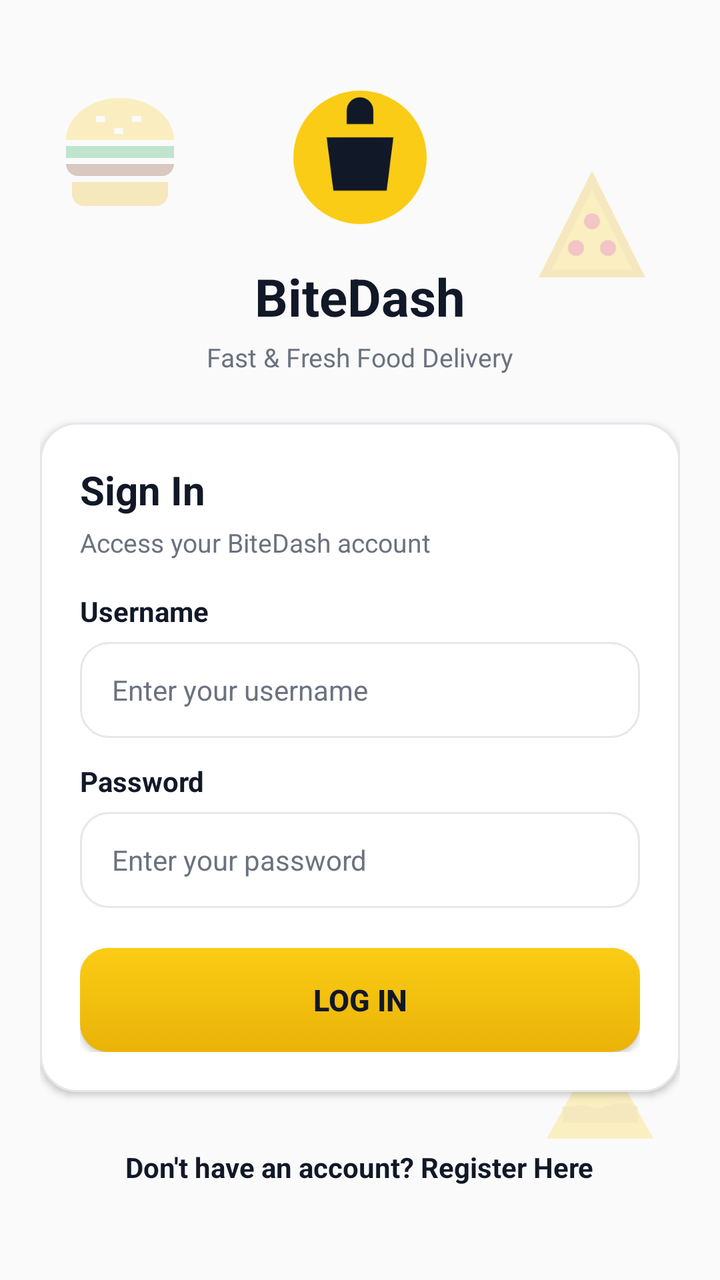
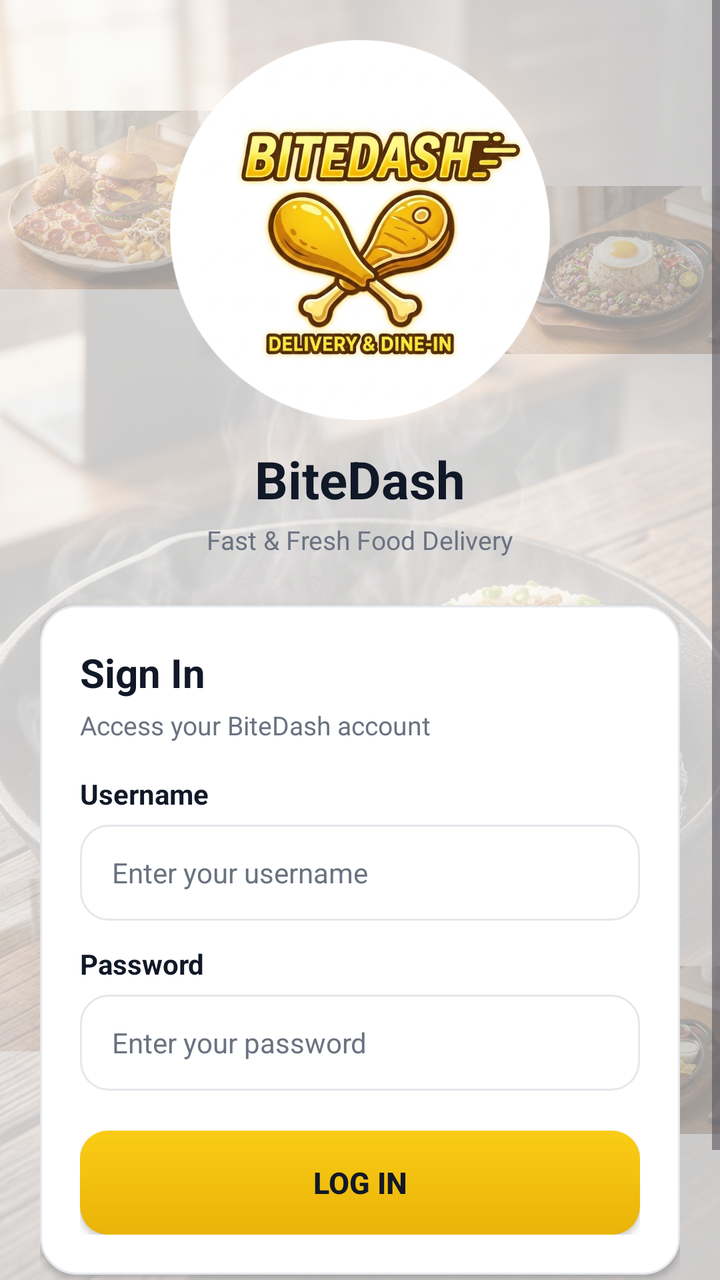

Two renders of the same Android screen: before a commit and after it. Below are the layout's source before the change and the commit's diff.
<!-- AndroidManifest.xml: application theme Theme.FinalProject -->
<!-- res/layout/activity_login.xml -->
<?xml version="1.0" encoding="utf-8"?>
<FrameLayout xmlns:android="http://schemas.android.com/apk/res/android"
    android:layout_width="match_parent"
    android:layout_height="match_parent"
    android:background="@color/bg_gray">

    
    <FrameLayout
        android:layout_width="match_parent"
        android:layout_height="match_parent">

        <ImageView
            android:id="@+id/ivFloatFood1"
            android:layout_width="72dp"
            android:layout_height="72dp"
            android:layout_gravity="top|start"
            android:layout_marginStart="24dp"
            android:layout_marginTop="40dp"
            android:alpha="0.25"
            android:contentDescription="@string/cat_burgers"
            android:src="@drawable/ic_food_burger" />

        <ImageView
            android:id="@+id/ivFloatFood2"
            android:layout_width="64dp"
            android:layout_height="64dp"
            android:layout_gravity="top|end"
            android:layout_marginTop="80dp"
            android:layout_marginEnd="32dp"
            android:alpha="0.25"
            android:contentDescription="@string/cat_pizza"
            android:src="@drawable/ic_food_pizza" />

        <ImageView
            android:id="@+id/ivFloatFood3"
            android:layout_width="68dp"
            android:layout_height="68dp"
            android:layout_gravity="bottom|start"
            android:layout_marginStart="36dp"
            android:layout_marginBottom="100dp"
            android:alpha="0.25"
            android:contentDescription="@string/cat_milk_tea"
            android:src="@drawable/ic_food_drink" />

        <ImageView
            android:id="@+id/ivFloatFood4"
            android:layout_width="64dp"
            android:layout_height="64dp"
            android:layout_gravity="bottom|end"
            android:layout_marginEnd="28dp"
            android:layout_marginBottom="60dp"
            android:alpha="0.25"
            android:contentDescription="@string/cat_snacks"
            android:src="@drawable/ic_food_snack" />

    </FrameLayout>

    
    <ScrollView
        android:layout_width="match_parent"
        android:layout_height="match_parent"
        android:fillViewport="true">

        <LinearLayout
            android:layout_width="match_parent"
            android:layout_height="wrap_content"
            android:gravity="center"
            android:orientation="vertical"
            android:padding="20dp">

            
            <ImageView
                android:id="@+id/ivLogo"
                android:layout_width="80dp"
                android:layout_height="80dp"
                android:contentDescription="@string/app_name"
                android:src="@drawable/ic_bitedash_logo" />

            <TextView
                android:id="@+id/tvAppName"
                android:layout_width="wrap_content"
                android:layout_height="wrap_content"
                android:layout_marginTop="12dp"
                android:text="@string/app_name"
                android:textColor="@color/text_dark"
                android:textSize="26sp"
                android:textStyle="bold" />

            <TextView
                android:id="@+id/tvTagline"
                android:layout_width="wrap_content"
                android:layout_height="wrap_content"
                android:layout_marginTop="4dp"
                android:text="@string/tagline"
                android:textColor="@color/text_muted"
                android:textSize="13sp" />

            
            <LinearLayout
                android:id="@+id/cardLogin"
                android:layout_width="match_parent"
                android:layout_height="wrap_content"
                android:layout_marginTop="24dp"
                android:background="@drawable/bg_card"
                android:elevation="2dp"
                android:orientation="vertical"
                android:padding="20dp">

                <TextView
                    android:layout_width="wrap_content"
                    android:layout_height="wrap_content"
                    android:text="@string/sign_in"
                    android:textColor="@color/text_dark"
                    android:textSize="20sp"
                    android:textStyle="bold" />

                <TextView
                    android:layout_width="wrap_content"
                    android:layout_height="wrap_content"
                    android:layout_marginTop="4dp"
                    android:text="@string/access_account"
                    android:textColor="@color/text_muted"
                    android:textSize="13sp" />

                
                <TextView
                    android:layout_width="wrap_content"
                    android:layout_height="wrap_content"
                    android:layout_marginTop="16dp"
                    android:text="@string/username"
                    android:textColor="@color/text_dark"
                    android:textSize="14sp"
                    android:textStyle="bold" />

                <EditText
                    android:id="@+id/etUsername"
                    android:layout_width="match_parent"
                    android:layout_height="48dp"
                    android:layout_marginTop="6dp"
                    android:autofillHints="username"
                    android:background="@drawable/bg_rounded_input"
                    android:hint="@string/enter_username"
                    android:inputType="text"
                    android:paddingHorizontal="16dp"
                    android:textColor="@color/text_dark"
                    android:textColorHint="@color/text_muted"
                    android:textSize="14sp" />

                
                <TextView
                    android:layout_width="wrap_content"
                    android:layout_height="wrap_content"
                    android:layout_marginTop="12dp"
                    android:text="@string/password"
                    android:textColor="@color/text_dark"
                    android:textSize="14sp"
                    android:textStyle="bold" />

                <EditText
                    android:id="@+id/etPassword"
                    android:layout_width="match_parent"
                    android:layout_height="48dp"
                    android:layout_marginTop="6dp"
                    android:autofillHints="password"
                    android:background="@drawable/bg_rounded_input"
                    android:hint="@string/enter_password"
                    android:inputType="textPassword"
                    android:paddingHorizontal="16dp"
                    android:textColor="@color/text_dark"
                    android:textColorHint="@color/text_muted"
                    android:textSize="14sp" />

                
                <Button
                    android:id="@+id/btnLogin"
                    android:layout_width="match_parent"
                    android:layout_height="52dp"
                    android:layout_marginTop="20dp"
                    android:background="@drawable/bg_yellow_button"
                    android:text="@string/log_in"
                    android:textColor="@color/text_dark"
                    android:textSize="15sp"
                    android:textStyle="bold" />

            </LinearLayout>

            
            <TextView
                android:id="@+id/tvRegisterLink"
                android:layout_width="wrap_content"
                android:layout_height="wrap_content"
                android:layout_marginTop="20dp"
                android:padding="8dp"
                android:text="@string/register_link"
                android:textColor="@color/text_dark"
                android:textSize="14sp"
                android:textStyle="bold" />

        </LinearLayout>
    </ScrollView>
</FrameLayout>
<!-- resources referenced by this layout -->
<resources>
  <color name="bg_gray">#FAFAFA</color>
  <color name="text_dark">#111827</color>
  <color name="text_muted">#6B7280</color>
  <!-- drawable ic_bitedash_logo (drawable) -->
  <?xml version="1.0" encoding="utf-8"?>
  <vector xmlns:android="http://schemas.android.com/apk/res/android"
      android:width="72dp"
      android:height="72dp"
      android:viewportWidth="24"
      android:viewportHeight="24">
      <path
          android:fillColor="#FACC15"
          android:pathData="M12,2A10,10 0 1,0 22,12 10,10 0 0,0 12,2Z" />
      <path
          android:fillColor="#111827"
          android:pathData="M7,9h10l-1,8H8L7,9z M10,5a2,2 0 0,1 4,0v2h-4V5z" />
  </vector>
  <!-- drawable ic_food_burger (drawable) -->
  <?xml version="1.0" encoding="utf-8"?>
  <vector xmlns:android="http://schemas.android.com/apk/res/android"
      android:width="64dp"
      android:height="64dp"
      android:viewportWidth="24"
      android:viewportHeight="24">
      
      <path
          android:fillColor="#FACC15"
          android:pathData="M12,3c-4.97,0 -9,3.13 -9,7h18c0,-3.87 -4.03,-7 -9,-7z" />
      
      <path
          android:fillColor="#FFFFFF"
          android:pathData="M8,6h1.5v1h-1.5z M14,6h1.5v1h-1.5z M11,8h1.5v1h-1.5z" />
      
      <path
          android:fillColor="#16A34A"
          android:pathData="M3,11h18v2h-18z" />
      
      <path
          android:fillColor="#78350F"
          android:pathData="M3,14h18c0,1.1 -0.9,2 -2,2h-14c-1.1,0 -2,-0.9 -2,-2z" />
      
      <path
          android:fillColor="#EAB308"
          android:pathData="M4,17h16v2c0,1.1 -0.9,2 -2,2h-12c-1.1,0 -2,-0.9 -2,-2v-2z" />
  </vector>
  <!-- drawable ic_food_drink (drawable) -->
  <?xml version="1.0" encoding="utf-8"?>
  <vector xmlns:android="http://schemas.android.com/apk/res/android"
      android:width="64dp"
      android:height="64dp"
      android:viewportWidth="24"
      android:viewportHeight="24">
      
      <path
          android:fillColor="#DC2626"
          android:pathData="M14,2l2,-1l2,4l-2,1z" />
      <path
          android:fillColor="#F87171"
          android:pathData="M12,5l2,-1l2,12l-2,1z" />
      
      <path
          android:fillColor="#FACC15"
          android:pathData="M5,8l2,13c0,0.55 0.45,1 1,1h8c0.55,0 1,-0.45 1,-1l2,-13H5z" />
      
      <path
          android:fillColor="#111827"
          android:pathData="M4,6h16v2h-16z" />
  </vector>
  <!-- drawable ic_food_pizza (drawable) -->
  <?xml version="1.0" encoding="utf-8"?>
  <vector xmlns:android="http://schemas.android.com/apk/res/android"
      android:width="64dp"
      android:height="64dp"
      android:viewportWidth="24"
      android:viewportHeight="24">
      
      <path
          android:fillColor="#EAB308"
          android:pathData="M12,2L2,22h20L12,2z" />
      
      <path
          android:fillColor="#FACC15"
          android:pathData="M12,5.5L4.5,20.5h15L12,5.5z" />
      
      <path
          android:fillColor="#DC2626"
          android:pathData="M12,10a1.5,1.5 0 1,0 0,3a1.5,1.5 0 1,0 0,-3z M9,15a1.5,1.5 0 1,0 0,3a1.5,1.5 0 1,0 0,-3z M15,15a1.5,1.5 0 1,0 0,3a1.5,1.5 0 1,0 0,-3z" />
  </vector>
  <!-- drawable ic_food_snack (drawable) -->
  <?xml version="1.0" encoding="utf-8"?>
  <vector xmlns:android="http://schemas.android.com/apk/res/android"
      android:width="64dp"
      android:height="64dp"
      android:viewportWidth="24"
      android:viewportHeight="24">
      
      <path
          android:fillColor="#FACC15"
          android:pathData="M12,2L2,20h20L12,2z" />
      
      <path
          android:fillColor="#EAB308"
          android:pathData="M7,14c2,-1 4,1 6,0s4,-1 6,0v3H5v-3c1,0 1,0 2,0z" />
  </vector>
  <string name="app_name">BiteDash</string>
  <string name="cat_burgers">Burgers</string>
  <string name="cat_milk_tea">Milk Tea</string>
  <string name="cat_pizza">Pizza</string>
  <string name="cat_snacks">Snacks</string>
  <string name="enter_username">Enter your username</string>
  <string name="log_in">LOG IN</string>
  <string name="password">Password</string>
  <string name="sign_in">Sign In</string>
  <string name="username">Username</string>
  <color name="yellow_primary">#FACC15</color>
  <!-- unchanged entries left out for length: 9 -->
</resources>

<!-- the commit's change to res/layout/activity_login.xml (unified diff, before → after) -->
@@ -5,50 +5,59 @@
     android:background="@color/bg_gray">
 
     
+    <ImageView
+        android:layout_width="match_parent"
+        android:layout_height="match_parent"
+        android:alpha="0.2"
+        android:scaleType="centerCrop"
+        android:src="@drawable/ic_food_background_sizzling"
+        android:contentDescription="@null" />
+
+    
     <FrameLayout
         android:layout_width="match_parent"
         android:layout_height="match_parent">
 
         <ImageView
             android:id="@+id/ivFloatFood1"
-            android:layout_width="72dp"
-            android:layout_height="72dp"
+            android:layout_width="160dp"
+            android:layout_height="160dp"
             android:layout_gravity="top|start"
-            android:layout_marginStart="24dp"
-            android:layout_marginTop="40dp"
-            android:alpha="0.25"
-            android:contentDescription="@string/cat_burgers"
-            android:src="@drawable/ic_food_burger" />
+            android:layout_marginStart="-25dp"
+            android:layout_marginTop="20dp"
+            android:alpha="0.25"
+            android:contentDescription="@string/cat_fast_foods"
+            android:src="@drawable/ic_food_fast_food" />
 
         <ImageView
             android:id="@+id/ivFloatFood2"
-            android:layout_width="64dp"
-            android:layout_height="64dp"
+            android:layout_width="150dp"
+            android:layout_height="150dp"
             android:layout_gravity="top|end"
-            android:layout_marginTop="80dp"
-            android:layout_marginEnd="32dp"
-            android:alpha="0.25"
-            android:contentDescription="@string/cat_pizza"
-            android:src="@drawable/ic_food_pizza" />
+            android:layout_marginTop="60dp"
+            android:layout_marginEnd="-25dp"
+            android:alpha="0.25"
+            android:contentDescription="@string/cat_rice_meals"
+            android:src="@drawable/ic_food_rice_meals" />
 
         <ImageView
             android:id="@+id/ivFloatFood3"
-            android:layout_width="68dp"
-            android:layout_height="68dp"
+            android:layout_width="155dp"
+            android:layout_height="155dp"
             android:layout_gravity="bottom|start"
-            android:layout_marginStart="36dp"
-            android:layout_marginBottom="100dp"
-            android:alpha="0.25"
-            android:contentDescription="@string/cat_milk_tea"
-            android:src="@drawable/ic_food_drink" />
+            android:layout_marginStart="-25dp"
+            android:layout_marginBottom="80dp"
+            android:alpha="0.25"
+            android:contentDescription="@string/cat_beverage"
+            android:src="@drawable/ic_food_beverage" />
 
         <ImageView
             android:id="@+id/ivFloatFood4"
-            android:layout_width="64dp"
-            android:layout_height="64dp"
+            android:layout_width="150dp"
+            android:layout_height="150dp"
             android:layout_gravity="bottom|end"
-            android:layout_marginEnd="28dp"
-            android:layout_marginBottom="60dp"
+            android:layout_marginEnd="-25dp"
+            android:layout_marginBottom="40dp"
             android:alpha="0.25"
             android:contentDescription="@string/cat_snacks"
             android:src="@drawable/ic_food_snack" />
@@ -71,8 +80,8 @@
             
             <ImageView
                 android:id="@+id/ivLogo"
-                android:layout_width="80dp"
-                android:layout_height="80dp"
+                android:layout_width="190dp"
+                android:layout_height="190dp"
                 android:contentDescription="@string/app_name"
                 android:src="@drawable/ic_bitedash_logo" />
 
<!-- resource entries referenced after the edit -->
@@ -3,111 +3,16 @@
   <color name="bg_gray">#FAFAFA</color>
   <color name="text_dark">#111827</color>
   <color name="text_muted">#6B7280</color>
-  <!-- drawable ic_bitedash_logo (drawable) -->
-  <?xml version="1.0" encoding="utf-8"?>
-  <vector xmlns:android="http://schemas.android.com/apk/res/android"
-      android:width="72dp"
-      android:height="72dp"
-      android:viewportWidth="24"
-      android:viewportHeight="24">
-      <path
-          android:fillColor="#FACC15"
-          android:pathData="M12,2A10,10 0 1,0 22,12 10,10 0 0,0 12,2Z" />
-      <path
-          android:fillColor="#111827"
-          android:pathData="M7,9h10l-1,8H8L7,9z M10,5a2,2 0 0,1 4,0v2h-4V5z" />
-  </vector>
-  <!-- drawable ic_food_burger (drawable) -->
-  <?xml version="1.0" encoding="utf-8"?>
-  <vector xmlns:android="http://schemas.android.com/apk/res/android"
-      android:width="64dp"
-      android:height="64dp"
-      android:viewportWidth="24"
-      android:viewportHeight="24">
-      
-      <path
-          android:fillColor="#FACC15"
-          android:pathData="M12,3c-4.97,0 -9,3.13 -9,7h18c0,-3.87 -4.03,-7 -9,-7z" />
-      
-      <path
-          android:fillColor="#FFFFFF"
-          android:pathData="M8,6h1.5v1h-1.5z M14,6h1.5v1h-1.5z M11,8h1.5v1h-1.5z" />
-      
-      <path
-          android:fillColor="#16A34A"
-          android:pathData="M3,11h18v2h-18z" />
-      
-      <path
-          android:fillColor="#78350F"
-          android:pathData="M3,14h18c0,1.1 -0.9,2 -2,2h-14c-1.1,0 -2,-0.9 -2,-2z" />
-      
-      <path
-          android:fillColor="#EAB308"
-          android:pathData="M4,17h16v2c0,1.1 -0.9,2 -2,2h-12c-1.1,0 -2,-0.9 -2,-2v-2z" />
-  </vector>
-  <!-- drawable ic_food_drink (drawable) -->
-  <?xml version="1.0" encoding="utf-8"?>
-  <vector xmlns:android="http://schemas.android.com/apk/res/android"
-      android:width="64dp"
-      android:height="64dp"
-      android:viewportWidth="24"
-      android:viewportHeight="24">
-      
-      <path
-          android:fillColor="#DC2626"
-          android:pathData="M14,2l2,-1l2,4l-2,1z" />
-      <path
-          android:fillColor="#F87171"
-          android:pathData="M12,5l2,-1l2,12l-2,1z" />
-      
-      <path
-          android:fillColor="#FACC15"
-          android:pathData="M5,8l2,13c0,0.55 0.45,1 1,1h8c0.55,0 1,-0.45 1,-1l2,-13H5z" />
-      
-      <path
-          android:fillColor="#111827"
-          android:pathData="M4,6h16v2h-16z" />
-  </vector>
-  <!-- drawable ic_food_pizza (drawable) -->
-  <?xml version="1.0" encoding="utf-8"?>
-  <vector xmlns:android="http://schemas.android.com/apk/res/android"
-      android:width="64dp"
-      android:height="64dp"
-      android:viewportWidth="24"
-      android:viewportHeight="24">
-      
-      <path
-          android:fillColor="#EAB308"
-          android:pathData="M12,2L2,22h20L12,2z" />
-      
-      <path
-          android:fillColor="#FACC15"
-          android:pathData="M12,5.5L4.5,20.5h15L12,5.5z" />
-      
-      <path
-          android:fillColor="#DC2626"
-          android:pathData="M12,10a1.5,1.5 0 1,0 0,3a1.5,1.5 0 1,0 0,-3z M9,15a1.5,1.5 0 1,0 0,3a1.5,1.5 0 1,0 0,-3z M15,15a1.5,1.5 0 1,0 0,3a1.5,1.5 0 1,0 0,-3z" />
-  </vector>
-  <!-- drawable ic_food_snack (drawable) -->
-  <?xml version="1.0" encoding="utf-8"?>
-  <vector xmlns:android="http://schemas.android.com/apk/res/android"
-      android:width="64dp"
-      android:height="64dp"
-      android:viewportWidth="24"
-      android:viewportHeight="24">
-      
-      <path
-          android:fillColor="#FACC15"
-          android:pathData="M12,2L2,20h20L12,2z" />
-      
-      <path
-          android:fillColor="#EAB308"
-          android:pathData="M7,14c2,-1 4,1 6,0s4,-1 6,0v3H5v-3c1,0 1,0 2,0z" />
-  </vector>
+  <!-- drawable ic_bitedash_logo: png bitmap (drawable, 353358 bytes) -->
+  <!-- drawable ic_food_background_sizzling: jpg bitmap (drawable, 913661 bytes) -->
+  <!-- drawable ic_food_beverage: jpg bitmap (drawable, 816722 bytes) -->
+  <!-- drawable ic_food_fast_food: jpg bitmap (drawable, 924500 bytes) -->
+  <!-- drawable ic_food_rice_meals: jpg bitmap (drawable, 888557 bytes) -->
+  <!-- drawable ic_food_snack: jpg bitmap (drawable, 791323 bytes) -->
   <string name="app_name">BiteDash</string>
-  <string name="cat_burgers">Burgers</string>
-  <string name="cat_milk_tea">Milk Tea</string>
-  <string name="cat_pizza">Pizza</string>
+  <string name="cat_beverage">Beverage</string>
+  <string name="cat_fast_foods">Fast Foods</string>
+  <string name="cat_rice_meals">Rice Meals</string>
   <string name="cat_snacks">Snacks</string>
   <string name="enter_username">Enter your username</string>
   <string name="log_in">LOG IN</string>
